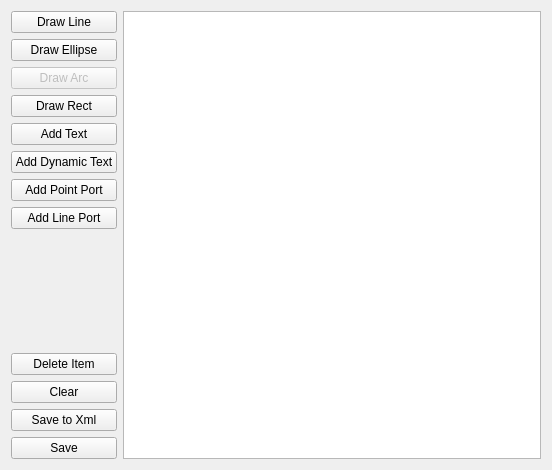
Before: the Qt Designer form unreal/trunk/qrgui/mainwindow/shapeEdit/shapeEdit.ui in qreal/qreal, drawn with Qt 5.
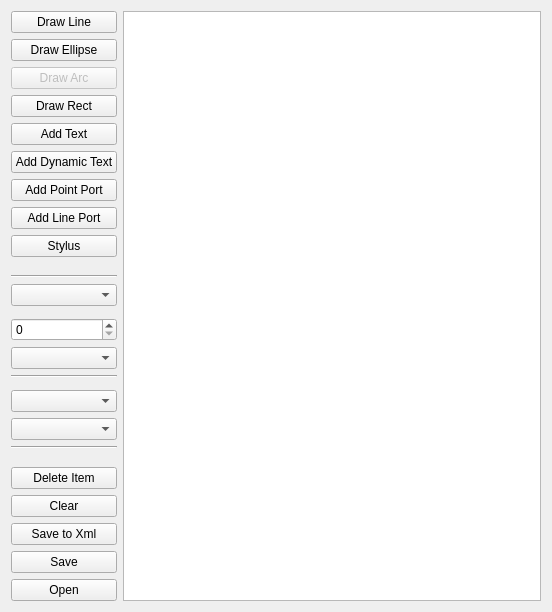
After: the same form once the commit is applied. Custom widgets are drawn as their Qt base class.

Commit message: добавлены загрузка xml в shape editor, перо. еще теперь можно менять цвет и стиль pen и brush элементов сцены.

Patch:
```diff
--- a/unreal/trunk/qrgui/mainwindow/shapeEdit/shapeEdit.ui
+++ b/unreal/trunk/qrgui/mainwindow/shapeEdit/shapeEdit.ui
@@ -7,7 +7,7 @@
     <x>0</x>
     <y>0</y>
     <width>552</width>
-    <height>470</height>
+    <height>599</height>
    </rect>
   </property>
   <property name="windowTitle">
@@ -21,8 +21,15 @@
      </property>
     </widget>
    </item>
-   <item row="0" column="1" rowspan="13">
-    <widget class="QGraphicsView" name="graphicsView"/>
+   <item row="0" column="1" rowspan="28">
+    <widget class="QGraphicsView" name="graphicsView">
+     <property name="minimumSize">
+      <size>
+       <width>0</width>
+       <height>2</height>
+      </size>
+     </property>
+    </widget>
    </item>
    <item row="1" column="0">
     <widget class="QPushButton" name="drawEllipseButton">
@@ -76,36 +83,111 @@
      </property>
     </widget>
    </item>
-   <item row="11" column="0">
+   <item row="8" column="0">
+    <widget class="QPushButton" name="stylusButton">
+     <property name="text">
+      <string>Stylus</string>
+     </property>
+    </widget>
+   </item>
+   <item row="27" column="0">
+    <widget class="QPushButton" name="openButton">
+     <property name="text">
+      <string>Open</string>
+     </property>
+    </widget>
+   </item>
+   <item row="26" column="0">
+    <widget class="QPushButton" name="saveButton">
+     <property name="text">
+      <string>Save</string>
+     </property>
+    </widget>
+   </item>
+   <item row="25" column="0">
     <widget class="QPushButton" name="saveToXmlButton">
      <property name="text">
       <string>Save to Xml</string>
      </property>
     </widget>
    </item>
-   <item row="10" column="0">
+   <item row="24" column="0">
     <widget class="QPushButton" name="clearButton">
      <property name="text">
       <string>Clear</string>
      </property>
     </widget>
    </item>
-   <item row="9" column="0">
+   <item row="23" column="0">
     <widget class="QPushButton" name="deleteItemButton">
      <property name="text">
       <string>Delete Item</string>
      </property>
     </widget>
    </item>
+   <item row="20" column="0">
+    <widget class="Line" name="line_3">
+     <property name="minimumSize">
+      <size>
+       <width>0</width>
+       <height>0</height>
+      </size>
+     </property>
+     <property name="orientation">
+      <enum>Qt::Horizontal</enum>
+     </property>
+    </widget>
+   </item>
+   <item row="19" column="0">
+    <widget class="ColorListEditor" name="brushColorComboBox"/>
+   </item>
+   <item row="18" column="0">
+    <widget class="QComboBox" name="brushStyleComboBox"/>
+   </item>
+   <item row="16" column="0">
+    <widget class="Line" name="line_2">
+     <property name="minimumSize">
+      <size>
+       <width>0</width>
+       <height>0</height>
+      </size>
+     </property>
+     <property name="orientation">
+      <enum>Qt::Horizontal</enum>
+     </property>
+    </widget>
+   </item>
+   <item row="15" column="0">
+    <widget class="ColorListEditor" name="penColorComboBox"/>
+   </item>
+   <item row="14" column="0">
+    <widget class="QSpinBox" name="penWidthSpinBox"/>
+   </item>
    <item row="12" column="0">
-    <widget class="QPushButton" name="saveButton">
-     <property name="text">
-      <string>Save</string>
+    <widget class="QComboBox" name="penStyleComboBox"/>
+   </item>
+   <item row="11" column="0">
+    <widget class="Line" name="line">
+     <property name="minimumSize">
+      <size>
+       <width>0</width>
+       <height>0</height>
+      </size>
+     </property>
+     <property name="orientation">
+      <enum>Qt::Horizontal</enum>
      </property>
     </widget>
    </item>
   </layout>
  </widget>
+ <customwidgets>
+  <customwidget>
+   <class>ColorListEditor</class>
+   <extends>QComboBox</extends>
+   <header>colorlisteditor.h</header>
+  </customwidget>
+ </customwidgets>
  <resources/>
  <connections/>
 </ui>
```
The commit also changes 26 other files.
